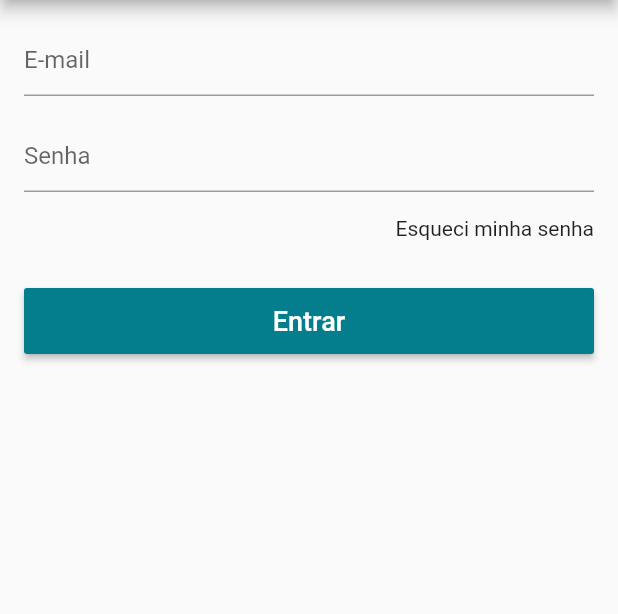
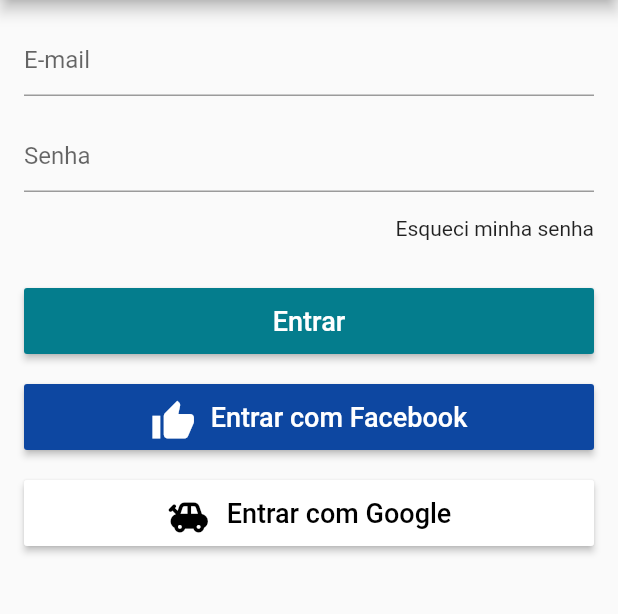
Before and after one commit to JacksonECO/Loja_Virtual, a Flutter app: the screen it shows after launch, in the side drawer, after a tap on "Entre ou Cadastre-se ->", on a phone screen of 412 x 824 dp, the part 84-698 px from its top. Run offline on Flutter 3.47's test engine with Material 2 defaults, Android fonts, the phone set to English and light mode, and no system bars; our stand-ins replace carousel_pro, cloud_firestore, firebase_auth, transparent_image; missing offline and left inert: flutter_facebook_login; accounts and stored records are empty.

Commit message:
Login com o Facebook
ainda falta add os dados do perfil no app

```diff
--- a/loja_virtual/lib/login_screen.dart
+++ b/loja_virtual/lib/login_screen.dart
@@ -134,7 +134,53 @@
                         style: TextStyle(fontSize: 18),
                       ),
                     ),
-                  )
+                  ),
+                  SizedBox(height: 20),
+                  SizedBox(
+                      height: 44,
+                    child: RaisedButton(
+                      textColor: Colors.white,
+                      color: Colors.blue[900],
+                      padding: EdgeInsets.all(10),
+                      onPressed: () {
+                         model.signUpWithFacebook();
+                      },
+                      child: Row(
+                        mainAxisAlignment: MainAxisAlignment.center,
+                        children: <Widget>[
+                          Icon(Icons.thumb_up, size: 30),
+                          SizedBox(width: 10,),
+                          Text(
+                            "Entrar com Facebook",
+                            style: TextStyle(fontSize: 18),
+                          ),
+                        ],
+                      ),
+                    )
+                  ),
+                  SizedBox(height: 20),
+                  SizedBox(
+                    height: 44,
+                    child: RaisedButton(
+                      child: Row(
+                        mainAxisAlignment: MainAxisAlignment.center,
+                        children: <Widget>[
+                          Icon(Icons.toys, size: 30),
+                          SizedBox(width: 10,),
+                          Text(
+                            'Entrar com Google',
+                            style: TextStyle(fontSize: 18),
+                          ),
+                        ],
+                      ),
+                      textColor: Colors.black,
+                      color: Colors.white,
+                      padding: EdgeInsets.all(10),
+                      onPressed: () {
+                        //_googleSignUp();
+                      },
+                    ),
+                  ),
                 ]
             ),
           );
```
Also changed, not shown: loja_virtual/lib/user_model.dart (+51 -2 lines), 1 other file.
